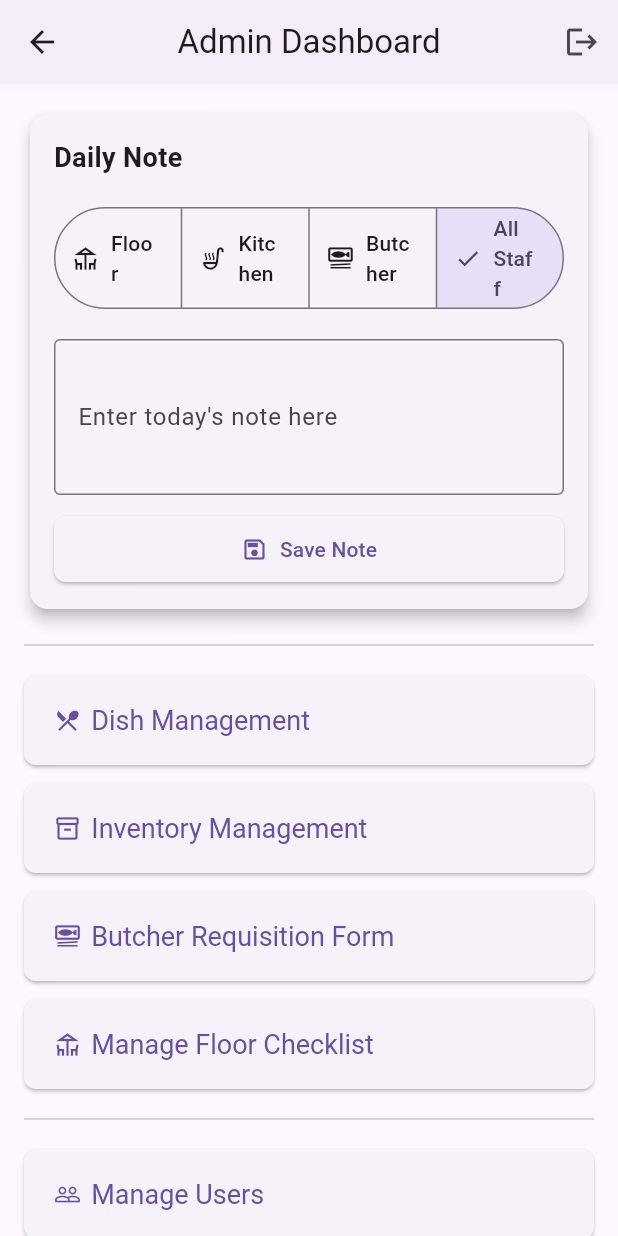
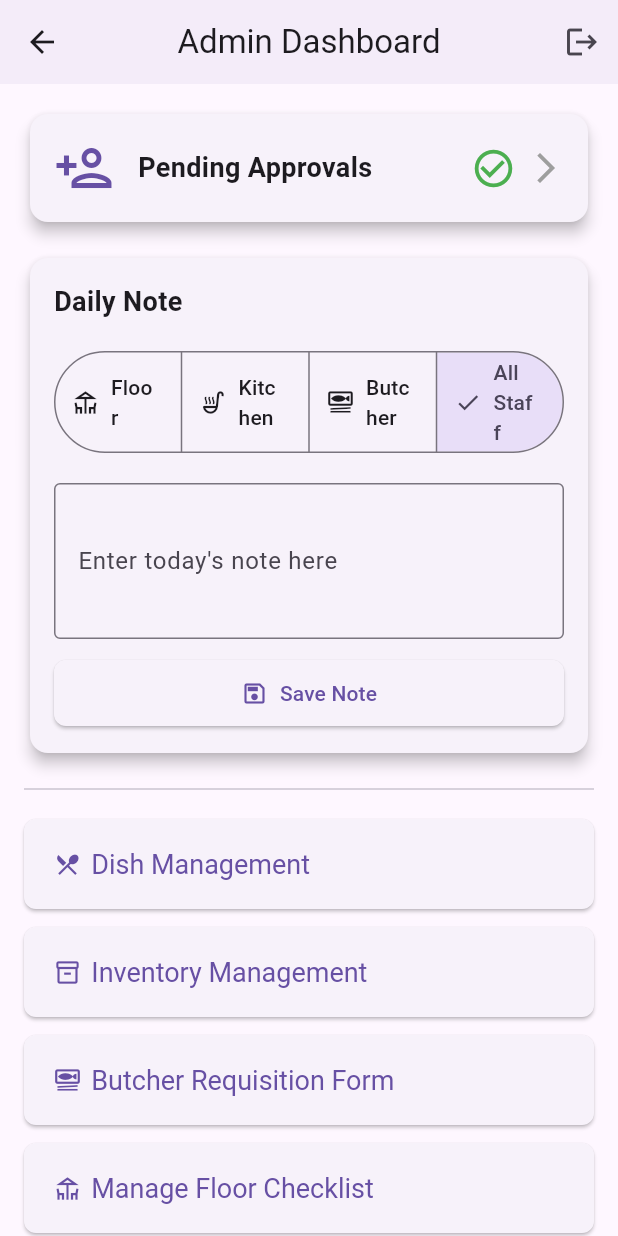
Before and after one commit to yothanan2/kitchen_organizer_app, a Flutter app: the AdminHomeScreen screen opened directly, on a phone screen of 412 x 824 dp. Run offline on Flutter 3.47's test engine with Material 3 defaults, Android fonts, the phone set to English and light mode, and no system bars; our stand-ins replace cloud_firestore, cloud_functions, csv, dropdown_search, file_picker, firebase_auth and 2 more; accounts and stored records are empty.

Commit message:
Feature: Add pending approvals counter to admin dashboard

```diff
--- a/lib/admin_home_screen.dart
+++ b/lib/admin_home_screen.dart
@@ -1,12 +1,12 @@
 // lib/admin_home_screen.dart
-// CORRECTED: Updated to work with family providers and fixed the icon error.
+// UPDATED: Added a dynamic metric card for pending user approvals.
 
 import 'package:flutter/material.dart';
 import 'package:firebase_auth/firebase_auth.dart';
 import 'package:flutter/services.dart';
 import 'package:flutter_riverpod/flutter_riverpod.dart';
 import 'package:cloud_firestore/cloud_firestore.dart';
-import 'package:intl/intl.dart'; // <-- ADDED THIS IMPORT for date formatting
+import 'package:intl/intl.dart';
 
 import 'dish_management_screen.dart';
 import 'user_management_screen.dart';
@@ -43,7 +43,6 @@ class _AdminHomeScreenState extends ConsumerState<AdminHomeScreen> {
   }
 
   void _loadCurrentNote() {
-    // UPDATED: Provide the current date to the family provider
     final dateString = DateFormat('yyyy-MM-dd').format(DateTime.now());
     final dailyDoc = ref.read(dailyTodoListDocProvider(dateString)).value;
     if (dailyDoc != null && dailyDoc.exists) {
@@ -62,7 +61,6 @@ class _AdminHomeScreenState extends ConsumerState<AdminHomeScreen> {
   Future<void> _saveDailyNote() async {
     setState(() { _isSavingNote = true; });
     final firestore = ref.read(firestoreProvider);
-    // UPDATED: Provide the current date to the family provider
     final todayId = ref.read(todayDocIdProvider(DateTime.now()));
     final note = _noteController.text.trim();
     final Map<String, dynamic> noteData = {
@@ -95,7 +93,9 @@ class _AdminHomeScreenState extends ConsumerState<AdminHomeScreen> {
 
   @override
   Widget build(BuildContext context) {
-    // UPDATED: Provide the current date to the family provider
+    // Watch our new provider to get the count of unapproved users.
+    final unapprovedUsersCount = ref.watch(unapprovedUsersCountProvider);
+
     final dateString = DateFormat('yyyy-MM-dd').format(DateTime.now());
     ref.listen<AsyncValue<DocumentSnapshot>>(dailyTodoListDocProvider(dateString), (_, next) {
       final dailyDoc = next.value;
@@ -138,6 +138,15 @@ class _AdminHomeScreenState extends ConsumerState<AdminHomeScreen> {
         body: ListView(
           padding: const EdgeInsets.all(16.0),
           children: <Widget>[
+            // NEW: The dynamic metric card is added here.
+            _buildMetricCard(
+              context: context,
+              title: 'Pending Approvals',
+              icon: Icons.person_add_outlined,
+              asyncValue: unapprovedUsersCount,
+              onTap: () => Navigator.of(context).push(MaterialPageRoute(builder: (context) => const UserManagementScreen())),
+            ),
+            const SizedBox(height: 16),
             Card(
               elevation: 4,
               child: Padding(
@@ -187,7 +196,6 @@ class _AdminHomeScreenState extends ConsumerState<AdminHomeScreen> {
             const SizedBox(height: 12),
             _buildMenuButton(context, title: 'Inventory Management', icon: Icons.inventory_2_outlined, onTap: () => Navigator.of(context).push(MaterialPageRoute(builder: (context) => const InventoryOverviewScreen()))),
             const SizedBox(height: 12),
-            // CORRECTED ICON: Replaced non-existent icon with a valid one
             _buildMenuButton(context, title: 'Butcher Requisition Form', icon: Icons.set_meal_outlined, onTap: () => Navigator.of(context).push(MaterialPageRoute(builder: (context) => const ButcherRequisitionScreen()))),
             const SizedBox(height: 12),
             _buildMenuButton(context, title: 'Manage Floor Checklist', icon: Icons.deck_outlined, onTap: () => Navigator.of(context).push(MaterialPageRoute(builder: (context) => const FloorChecklistItemsScreen()))),
@@ -198,6 +206,60 @@ class _AdminHomeScreenState extends ConsumerState<AdminHomeScreen> {
             const SizedBox(height: 12),
             _buildMenuButton(context, title: 'Generate Shopping List', icon: Icons.shopping_cart_checkout_outlined, onTap: () => Navigator.of(context).push(MaterialPageRoute(builder: (context) => const ShoppingListScreen()))),
           ],
+        ),
+      ),
+    );
+  }
+
+  // NEW: A reusable helper widget for our dashboard metric cards.
+  Widget _buildMetricCard({
+    required BuildContext context,
+    required String title,
+    required IconData icon,
+    required AsyncValue<int> asyncValue,
+    required VoidCallback onTap,
+  }) {
+    return Card(
+      elevation: 4,
+      child: InkWell(
+        onTap: onTap,
+        child: Padding(
+          padding: const EdgeInsets.all(16.0),
+          child: Row(
+            children: [
+              Icon(icon, size: 40, color: Theme.of(context).primaryColor),
+              const SizedBox(width: 16),
+              Expanded(
+                child: Text(
+                  title,
+                  style: const TextStyle(fontSize: 18, fontWeight: FontWeight.bold),
+                ),
+              ),
+              asyncValue.when(
+                loading: () => const SizedBox(
+                  height: 24,
+                  width: 24,
+                  child: CircularProgressIndicator(strokeWidth: 3),
+                ),
+                error: (err, stack) => Icon(Icons.error_outline, color: Colors.red.shade700),
+                data: (count) {
+                  if (count == 0) {
+                    return const Icon(Icons.check_circle_outline, color: Colors.green, size: 30);
+                  }
+                  return CircleAvatar(
+                    radius: 15,
+                    backgroundColor: Colors.red.shade700,
+                    child: Text(
+                      count.toString(),
+                      style: const TextStyle(color: Colors.white, fontWeight: FontWeight.bold),
+                    ),
+                  );
+                },
+              ),
+              const SizedBox(width: 8),
+              const Icon(Icons.arrow_forward_ios, color: Colors.grey),
+            ],
+          ),
         ),
       ),
     );
--- a/lib/providers.dart
+++ b/lib/providers.dart
@@ -1,5 +1,5 @@
 // lib/providers.dart
-// CORRECTED V6: Added the generateLists method to the PreparationController.
+// V7: Added a provider to count unapproved users.
 
 import 'package:flutter/material.dart';
 import 'package:flutter/foundation.dart';
@@ -51,6 +51,18 @@ final appUserProvider = StreamProvider<AppUser?>((ref) {
   });
 });
 
+// NEWLY ADDED PROVIDER
+final unapprovedUsersCountProvider = StreamProvider<int>((ref) {
+  final firestore = ref.watch(firestoreProvider);
+  return firestore
+      .collection('users')
+      .where('isApproved', isEqualTo: false)
+      .snapshots()
+      .map((snapshot) => snapshot.docs.length);
+});
+
+
+// ==== Date & Task Providers ====
 final selectedDateProvider = StateProvider<DateTime>((ref) => DateTime.now());
 
 final todayDocIdProvider = Provider.family<String, DateTime>((ref, date) {
@@ -212,7 +224,11 @@ final butcherRequestableItemsProvider = StreamProvider.autoDispose<QuerySnapshot
 
 // ==== Floor Checklist Providers ====
 final floorChecklistItemsProvider = StreamProvider.autoDispose<List<QueryDocumentSnapshot>>((ref) {
-  return ref.watch(firestoreProvider).collection('floor_checklist_items').orderBy('order').snapshots().map((snapshot) => snapshot.docs);
+  return ref.watch(firestoreProvider)
+      .collection('floor_checklist_items')
+      .orderBy('order')
+      .snapshots()
+      .map((snapshot) => snapshot.docs);
 });
 final dailyFloorChecklistProvider = StreamProvider.autoDispose<DocumentSnapshot>((ref) {
   final firestore = ref.watch(firestoreProvider);
@@ -234,6 +250,7 @@ class FloorChecklistController {
   }
 }
 final floorChecklistControllerProvider = Provider.autoDispose<FloorChecklistController>((ref) => FloorChecklistController(ref));
+
 
 // ==== Other Providers ====
 final allSuppliersProvider = StreamProvider.autoDispose<List<QueryDocumentSnapshot>>((ref) => ref.watch(firestoreProvider).collection('suppliers').orderBy('name').snapshots().map((s) => s.docs));
@@ -282,7 +299,6 @@ class PreparationController extends StateNotifier<PreparationState> {
   void toggleTask(String taskId, bool isSelected) { state = state.copyWith(selectedTasks: {...state.selectedTasks, taskId: isSelected}); }
   void updateNote(String taskId, String note) { state = state.copyWith(taskNotes: {...state.taskNotes, taskId: note}); }
 
-  // NEW: The generateLists method
   Future<String?> generateLists(DateTime forDate) async {
     state = state.copyWith(isLoading: true);
     final firestore = ref.read(firestoreProvider);
@@ -291,36 +307,32 @@ class PreparationController extends StateNotifier<PreparationState> {
     final batch = firestore.batch();
 
     try {
-      // Fetch all dishes and their tasks
       final dishesSnapshot = await firestore.collection('dishes').get();
       final allTasksByDish = <String, QuerySnapshot>{};
       for (final dishDoc in dishesSnapshot.docs) {
         allTasksByDish[dishDoc.id] = await dishDoc.reference.collection('prepTasks').get();
       }
 
-      // Check if tasks for this day already exist to prevent overwriting.
       final existingTasksSnapshot = await dailyListRef.collection('prepTasks').limit(1).get();
       if (existingTasksSnapshot.docs.isNotEmpty) {
         state = state.copyWith(isLoading: false);
         return 'A prep list for this date already exists. Please clear it manually before generating a new one.';
       }
 
-      // Set some initial data on the daily document
       batch.set(dailyListRef, {'createdAt': FieldValue.serverTimestamp(), 'date': dateString}, SetOptions(merge: true));
 
-      // Iterate through the selected tasks from the UI state
       for (final entry in state.selectedTasks.entries) {
         final taskId = entry.key;
         final isSelected = entry.value;
 
         if (isSelected) {
-          // Find the dish and task details for the selected taskId
           String? dishName;
           DocumentSnapshot? taskDoc;
 
           for (final dishDoc in dishesSnapshot.docs) {
             final taskSnapshot = allTasksByDish[dishDoc.id];
-            final foundTask = taskSnapshot?.docs.firstWhere((doc) => doc.id == taskId, orElse: () => throw Exception('Task not found'));
+            // Use .firstWhereOrNull from collection package to avoid exceptions
+            final foundTask = taskSnapshot?.docs.firstWhereOrNull((doc) => doc.id == taskId);
             if (foundTask != null) {
               dishName = (dishDoc.data() as Map<String, dynamic>)['dishName'];
               taskDoc = foundTask;
@@ -343,11 +355,16 @@ class PreparationController extends StateNotifier<PreparationState> {
       }
 
       await batch.commit();
-      state = const PreparationState(); // Reset state after successful generation
+      state = const PreparationState();
       return null;
     } catch (e) {
       state = state.copyWith(isLoading: false);
       return 'Failed to generate lists: $e';
+    } finally {
+      // This is a good place to ensure isLoading is always reset.
+      if (state.isLoading) {
+        state = state.copyWith(isLoading: false);
+      }
     }
   }
 }
```
